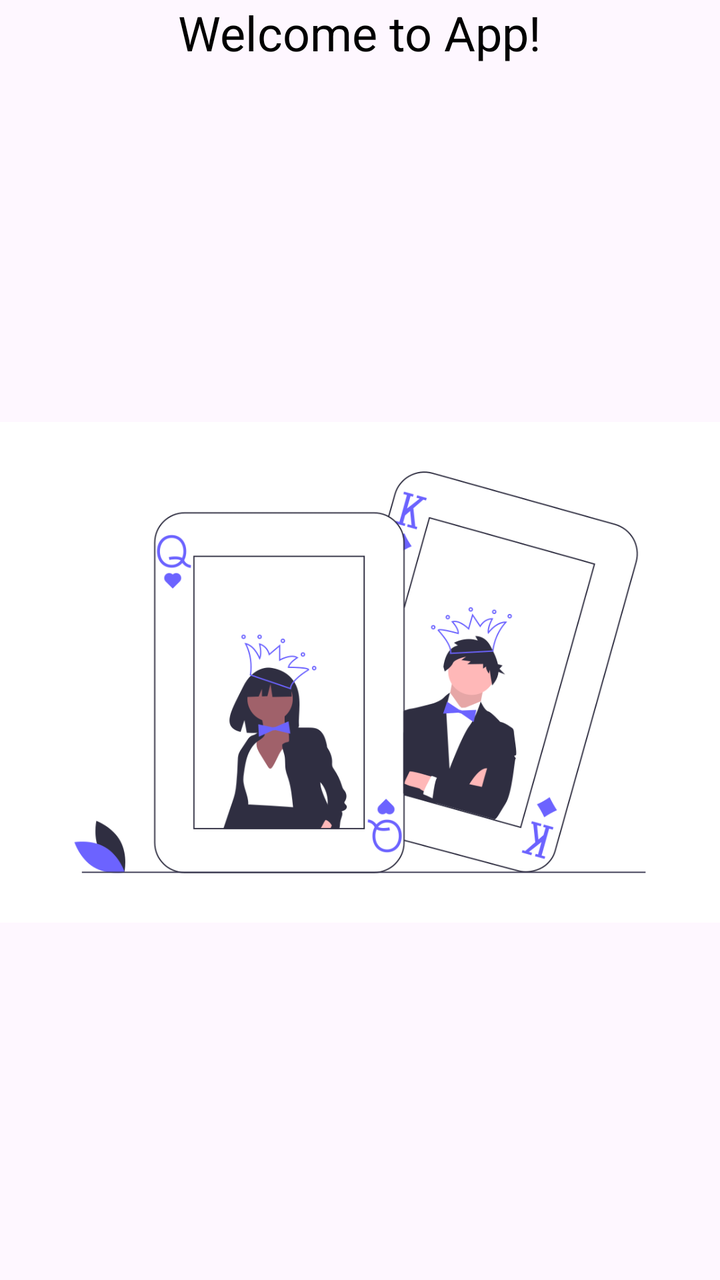
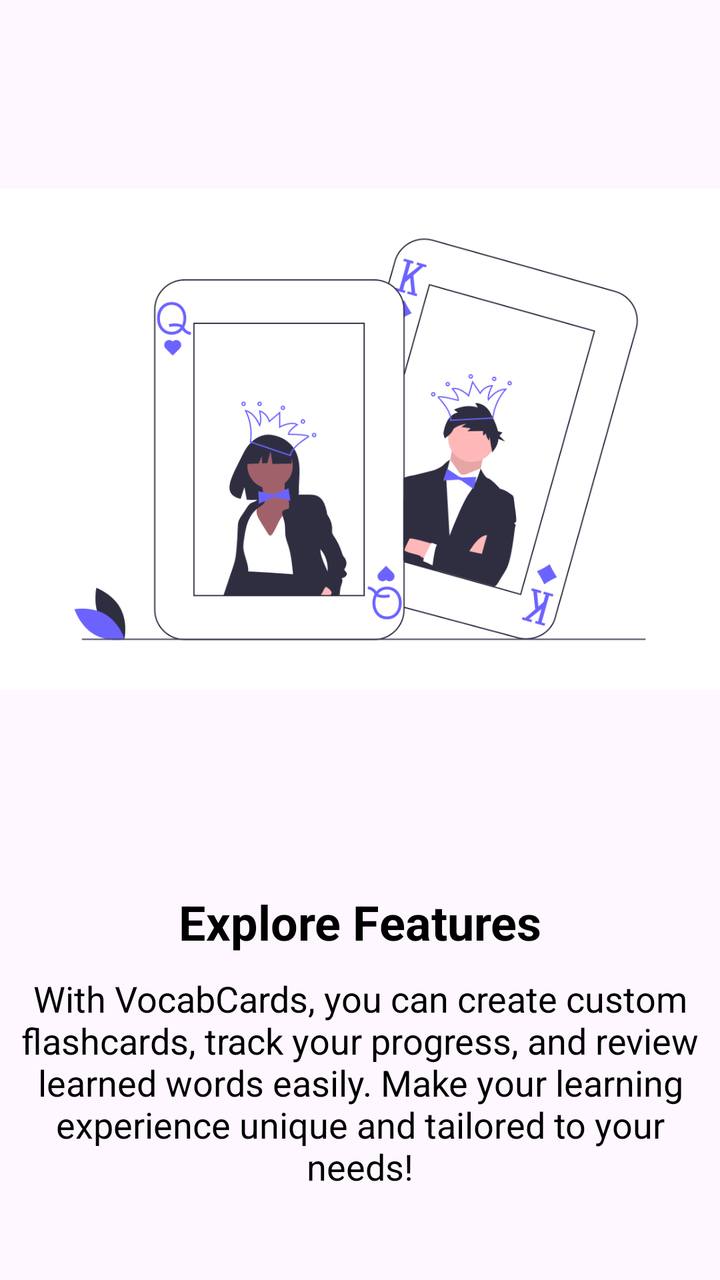

Compare the two renders of this Android layout. The source of the first and the diff that turns it into the second are given below.
<!-- AndroidManifest.xml: application theme Theme.VocabCards -->
<!-- res/layout/fragment_onboarding2.xml -->
<?xml version="1.0" encoding="utf-8"?>
<LinearLayout
    xmlns:android="http://schemas.android.com/apk/res/android"
    android:layout_width="match_parent"
    android:layout_height="match_parent"
    android:orientation="vertical"
    android:gravity="center">

    <TextView
        android:layout_width="wrap_content"
        android:layout_height="wrap_content"
        android:text="Welcome to App!"
        android:textSize="24sp"
        android:textColor="@android:color/black"/>

    <ImageView
        android:layout_width="wrap_content"
        android:layout_height="wrap_content"
        android:src="@drawable/onboardingimage2"/>
</LinearLayout>
<!-- resources referenced by this layout -->
<resources>
  <!-- drawable onboardingimage2: png bitmap (drawable, 65691 bytes) -->
  <style name="Theme.VocabCards" parent="Base.Theme.VocabCards" />
  <style name="Base.Theme.VocabCards" parent="Theme.Material3.DayNight.NoActionBar">
          
          
      </style>
</resources>

<!-- the commit's change to res/layout/fragment_onboarding2.xml (unified diff, before → after) -->
@@ -6,15 +6,26 @@
     android:orientation="vertical"
     android:gravity="center">
 
+    <ImageView
+        android:layout_width="wrap_content"
+        android:layout_height="350dp"
+        android:src="@drawable/onboardingimage2"
+        android:layout_marginBottom="50dp"/>
     <TextView
         android:layout_width="wrap_content"
         android:layout_height="wrap_content"
-        android:text="Welcome to App!"
+        android:text="@string/explore_features"
         android:textSize="24sp"
-        android:textColor="@android:color/black"/>
+        android:textStyle="bold"
+        android:paddingBottom="10dp"
+        android:textColor="@android:color/black"
+        />
 
-    <ImageView
+    <TextView
         android:layout_width="wrap_content"
         android:layout_height="wrap_content"
-        android:src="@drawable/onboardingimage2"/>
+        android:text="@string/with_vocabcards_you_can_create_custom_flashcards_track_your_progress_and_review_learned_words_easily_make_your_learning_experience_unique_and_tailored_to_your_needs"
+        android:textSize="18sp"
+        android:gravity="center"
+        android:textColor="@android:color/black"/>
 </LinearLayout>
<!-- resource entries referenced after the edit -->
@@ -1,6 +1,8 @@
 <!-- resources referenced by this layout -->
 <resources>
   <!-- drawable onboardingimage2: png bitmap (drawable, 65691 bytes) -->
+  <string name="explore_features">Explore Features</string>
+  <string name="with_vocabcards_you_can_create_custom_flashcards_track_your_progress_and_review_learned_words_easily_make_your_learning_experience_unique_and_tailored_to_your_needs">With VocabCards, you can create custom flashcards, track your progress, and review learned words easily. Make your learning experience unique and tailored to your needs!</string>
   <style name="Theme.VocabCards" parent="Base.Theme.VocabCards" />
   <style name="Base.Theme.VocabCards" parent="Theme.Material3.DayNight.NoActionBar">
           
